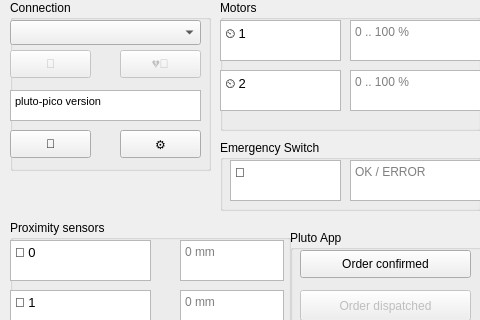
This is ui/pluto_control.ui in jruelli/pluto_control as Qt 5 draws it before an edit; both pictures show x 0 to 480 and y 0 to 320 of the 1094 by 734 pixel window. The edited form follows.
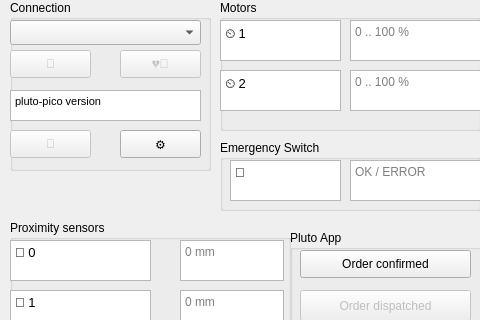
This is the edited form. Icons and pictures are not drawn.

Commit message: ui: disable saving utton. Saving is automatically

What changed in the file:
```diff
--- a/ui/pluto_control.ui
+++ b/ui/pluto_control.ui
@@ -371,7 +371,7 @@
     </widget>
     <widget class="QPushButton" name="pB_SaveConfig">
      <property name="enabled">
-      <bool>true</bool>
+      <bool>false</bool>
      </property>
      <property name="geometry">
       <rect>
```
Left out of the diff: 104 changed lines with no effect on the pictures. The commit also changes 1 other file.
